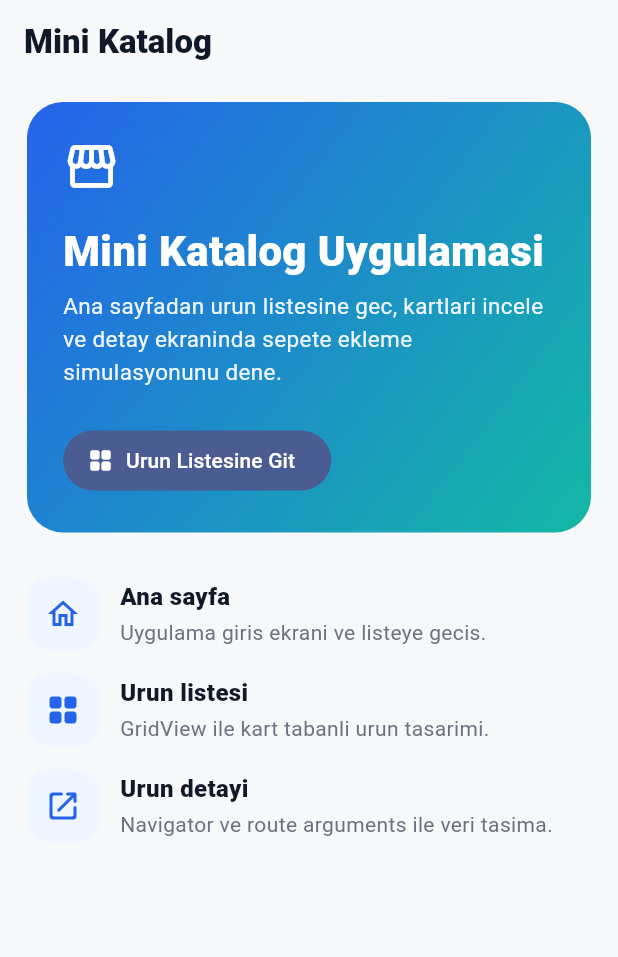
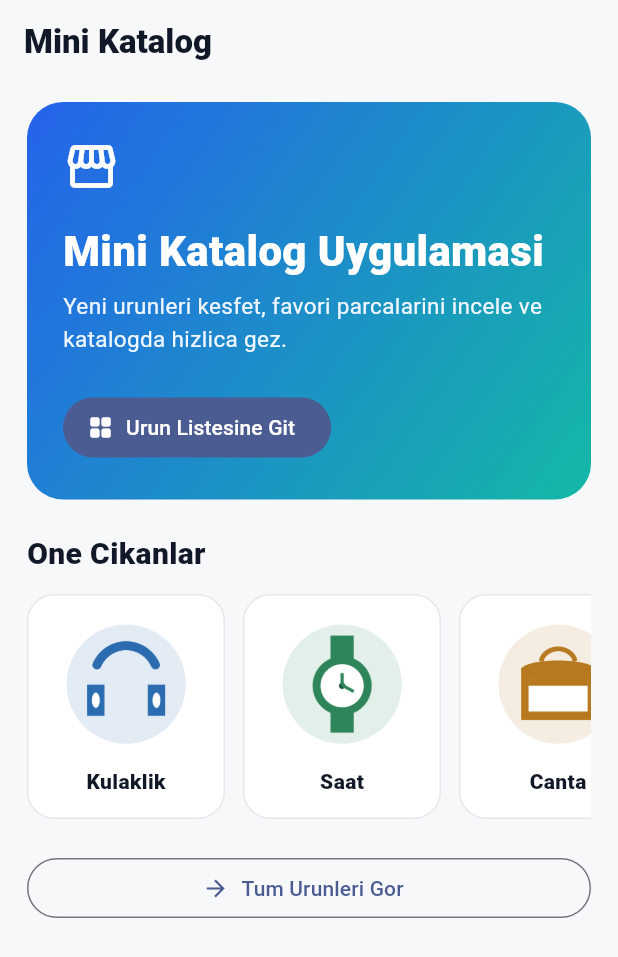
Before and after one commit to saiddemir94/flutterapp, a Flutter app: the screen it shows after launch, on a phone screen of 412 x 824 dp. Shown: the top 957 px of the screen. Run offline on Flutter 3.47's test engine with Material 3 defaults, Android fonts, the phone set to English and light mode, and no system bars.

Commit message:
Simplify catalog home screen

```diff
--- a/lib/screens/home_screen.dart
+++ b/lib/screens/home_screen.dart
@@ -46,7 +46,7 @@ class HomeScreen extends StatelessWidget {
                 ),
                 const SizedBox(height: 10),
                 const Text(
-                  'Ana sayfadan urun listesine gec, kartlari incele ve detay ekraninda sepete ekleme simulasyonunu dene.',
+                  'Yeni urunleri kesfet, favori parcalarini incele ve katalogda hizlica gez.',
                   style: TextStyle(
                     color: Color(0xFFEFF6FF),
                     fontSize: 15,
@@ -65,20 +65,23 @@ class HomeScreen extends StatelessWidget {
             ),
           ),
           const SizedBox(height: 22),
-          const _FeatureRow(
-            icon: Icons.home_outlined,
-            title: 'Ana sayfa',
-            description: 'Uygulama giris ekrani ve listeye gecis.',
+          const Text(
+            'One Cikanlar',
+            style: TextStyle(
+              color: Color(0xFF111827),
+              fontSize: 20,
+              fontWeight: FontWeight.w900,
+            ),
           ),
-          const _FeatureRow(
-            icon: Icons.grid_view_rounded,
-            title: 'Urun listesi',
-            description: 'GridView ile kart tabanli urun tasarimi.',
-          ),
-          const _FeatureRow(
-            icon: Icons.open_in_new_rounded,
-            title: 'Urun detayi',
-            description: 'Navigator ve route arguments ile veri tasima.',
+          const SizedBox(height: 12),
+          const _PreviewStrip(),
+          const SizedBox(height: 22),
+          OutlinedButton.icon(
+            onPressed: () {
+              Navigator.pushNamed(context, ProductListScreen.routeName);
+            },
+            icon: const Icon(Icons.arrow_forward),
+            label: const Text('Tum Urunleri Gor'),
           ),
         ],
       ),
@@ -86,54 +89,67 @@ class HomeScreen extends StatelessWidget {
   }
 }
 
-class _FeatureRow extends StatelessWidget {
-  const _FeatureRow({
-    required this.icon,
-    required this.title,
-    required this.description,
-  });
-
-  final IconData icon;
-  final String title;
-  final String description;
+class _PreviewStrip extends StatelessWidget {
+  const _PreviewStrip();
 
   @override
   Widget build(BuildContext context) {
-    return Padding(
-      padding: const EdgeInsets.symmetric(vertical: 8),
-      child: Row(
+    return SizedBox(
+      height: 150,
+      child: ListView(
+        scrollDirection: Axis.horizontal,
+        children: const [
+          _PreviewItem(
+            image: 'assets/images/headphones.png',
+            title: 'Kulaklik',
+          ),
+          _PreviewItem(
+            image: 'assets/images/watch.png',
+            title: 'Saat',
+          ),
+          _PreviewItem(
+            image: 'assets/images/bag.png',
+            title: 'Canta',
+          ),
+        ],
+      ),
+    );
+  }
+}
+
+class _PreviewItem extends StatelessWidget {
+  const _PreviewItem({
+    required this.image,
+    required this.title,
+  });
+
+  final String image;
+  final String title;
+
+  @override
+  Widget build(BuildContext context) {
+    return Container(
+      width: 132,
+      margin: const EdgeInsets.only(right: 12),
+      padding: const EdgeInsets.all(14),
+      decoration: BoxDecoration(
+        color: Colors.white,
+        borderRadius: BorderRadius.circular(18),
+        border: Border.all(color: const Color(0xFFE5E7EB)),
+      ),
+      child: Column(
         children: [
-          Container(
-            width: 48,
-            height: 48,
-            decoration: BoxDecoration(
-              color: const Color(0xFFEFF6FF),
-              borderRadius: BorderRadius.circular(14),
-            ),
-            child: Icon(icon, color: const Color(0xFF2563EB)),
+          Expanded(
+            child: Image.asset(image, fit: BoxFit.contain),
           ),
-          const SizedBox(width: 14),
-          Expanded(
-            child: Column(
-              crossAxisAlignment: CrossAxisAlignment.start,
-              children: [
-                Text(
-                  title,
-                  style: const TextStyle(
-                    color: Color(0xFF111827),
-                    fontSize: 16,
-                    fontWeight: FontWeight.w900,
-                  ),
-                ),
-                const SizedBox(height: 3),
-                Text(
-                  description,
-                  style: const TextStyle(
-                    color: Color(0xFF6B7280),
-                    height: 1.35,
-                  ),
-                ),
-              ],
+          const SizedBox(height: 10),
+          Text(
+            title,
+            maxLines: 1,
+            overflow: TextOverflow.ellipsis,
+            style: const TextStyle(
+              color: Color(0xFF111827),
+              fontWeight: FontWeight.w800,
             ),
           ),
         ],
```
